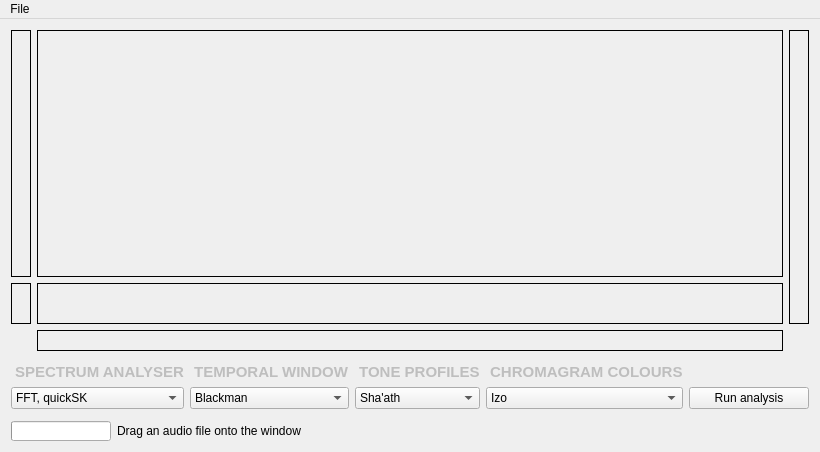
The window that detailwindow.ui (ibsh/is_KeyFinder) describes before a commit, drawn with Qt 5.
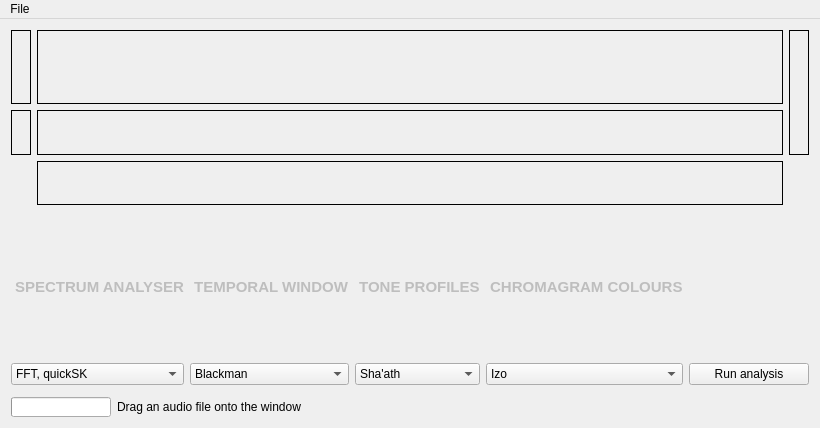
The same window after the commit.

The edit to the form file:
```diff
--- a/detailwindow.ui
+++ b/detailwindow.ui
@@ -7,7 +7,7 @@
     <x>0</x>
     <y>0</y>
     <width>800</width>
-    <height>452</height>
+    <height>428</height>
    </rect>
   </property>
   <property name="sizePolicy">
@@ -28,9 +28,7 @@
   <widget class="QWidget" name="centralWidget">
    <layout class="QVBoxLayout" name="verticalLayout">
     <item>
-     <layout class="QVBoxLayout" name="verticalLayout_Main" stretch="0,0,0">
-      <item>
-       <layout class="QGridLayout" name="gridLayout_Visualisation" rowstretch="12,2,1,0">
+     <layout class="QGridLayout" name="gridLayout_Visualisation">
         <item row="0" column="0">
          <widget class="QLabel" name="pianoKeysLabel">
           <property name="minimumSize">
@@ -463,8 +461,6 @@
            <enum>Qt::PlainText</enum>
           </property>
          </widget>
-        </item>
-       </layout>
       </item>
      </layout>
     </item>
```
Lines whose indentation alone changed are shown as unchanged.
